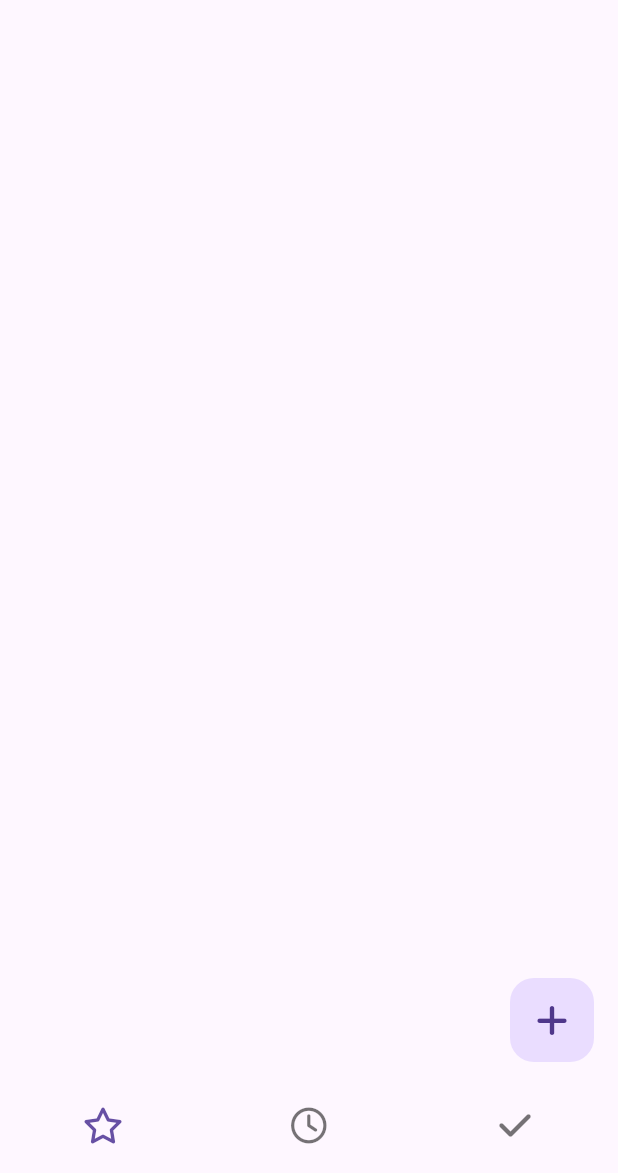
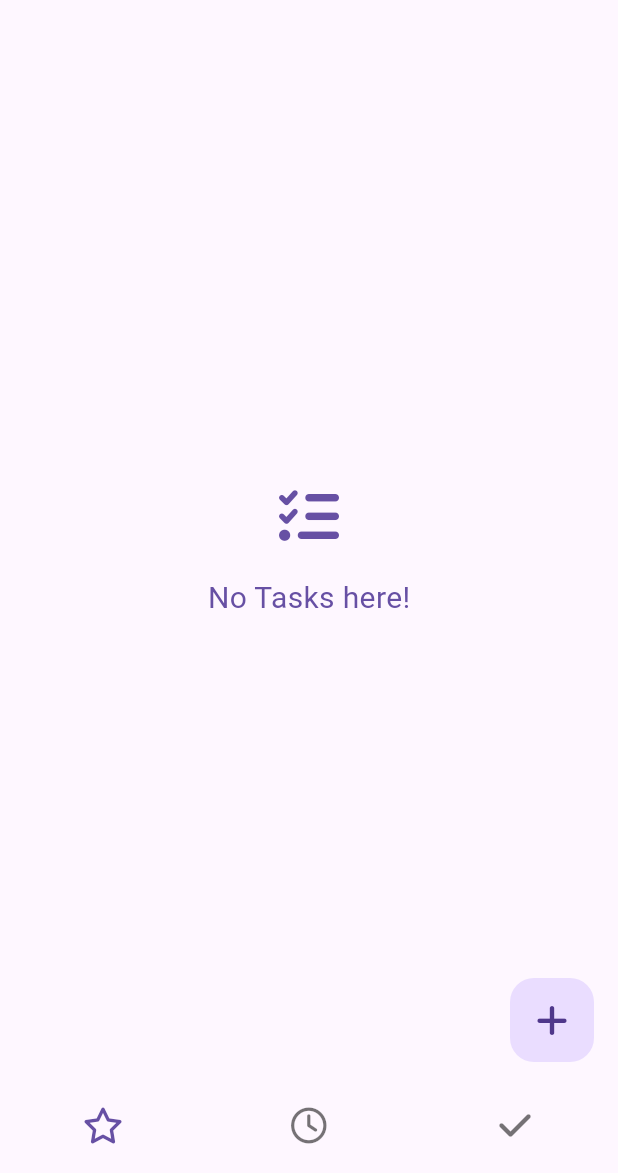
Before and after one commit to Basith-P/ToDo-App--BLoC-, a Flutter app: the screen it shows after launch, on a phone screen of 412 x 824 dp, the part 63-1236 px from its top. Run offline on Flutter 3.47's test engine with Material 2 defaults, Android fonts, the phone set to English and light mode, and no system bars; our stand-ins replace equatable, flutter_bloc, font_awesome_flutter, hydrated_bloc.

Commit message:
show message when no task is there

```diff
--- a/lib/widgets/tasks_list.dart
+++ b/lib/widgets/tasks_list.dart
@@ -1,4 +1,5 @@
 import 'package:flutter/material.dart';
+import 'package:font_awesome_flutter/font_awesome_flutter.dart';
 
 import '../models/task.dart';
 import 'task_tile.dart';
@@ -13,11 +14,30 @@ class TasksList extends StatelessWidget {
 
   @override
   Widget build(BuildContext context) {
-    return ListView.builder(
-        padding: const EdgeInsets.all(16.0),
-        itemCount: tasks.length,
-        itemBuilder: (context, index) {
-          return TaskTile(tasks[index]);
-        });
+    return tasks.isEmpty
+        ? Center(
+            child: Column(
+              mainAxisAlignment: MainAxisAlignment.center,
+              children: [
+                FaIcon(
+                  FontAwesomeIcons.listCheck,
+                  size: 40,
+                  color: Theme.of(context).colorScheme.primary,
+                ),
+                const SizedBox(height: 20),
+                Text('No Tasks here!',
+                    style: TextStyle(
+                      fontSize: 20,
+                      color: Theme.of(context).colorScheme.primary,
+                    )),
+              ],
+            ),
+          )
+        : ListView.builder(
+            padding: const EdgeInsets.all(16.0),
+            itemCount: tasks.length,
+            itemBuilder: (context, index) {
+              return TaskTile(tasks[index]);
+            });
   }
 }
```
